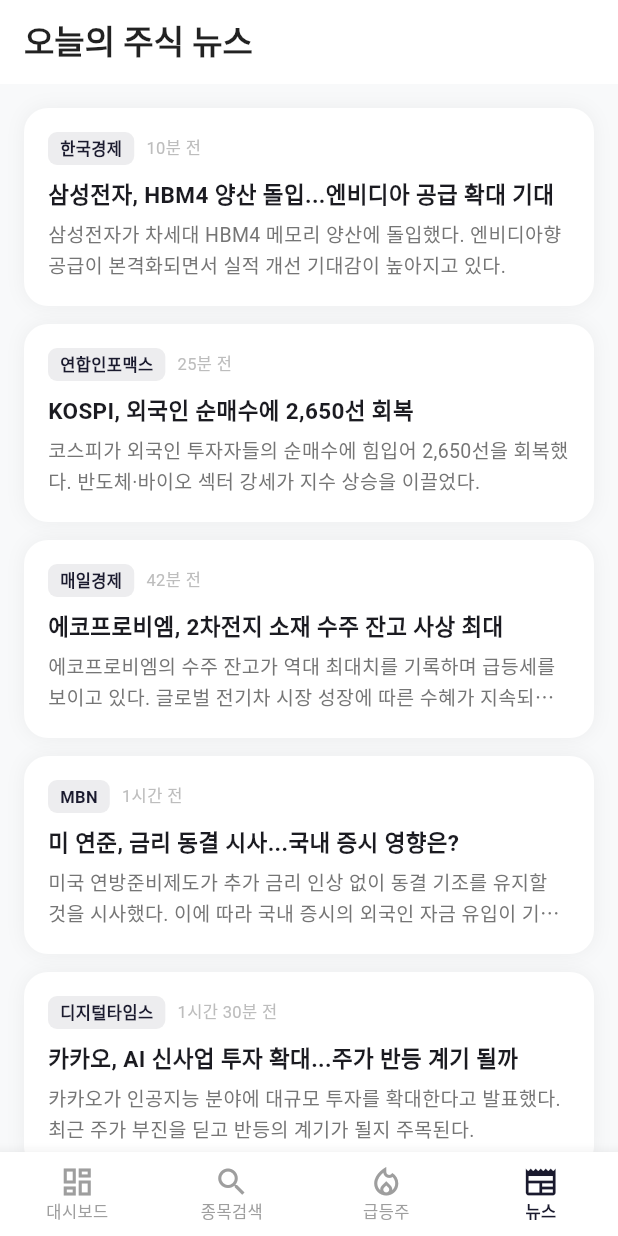
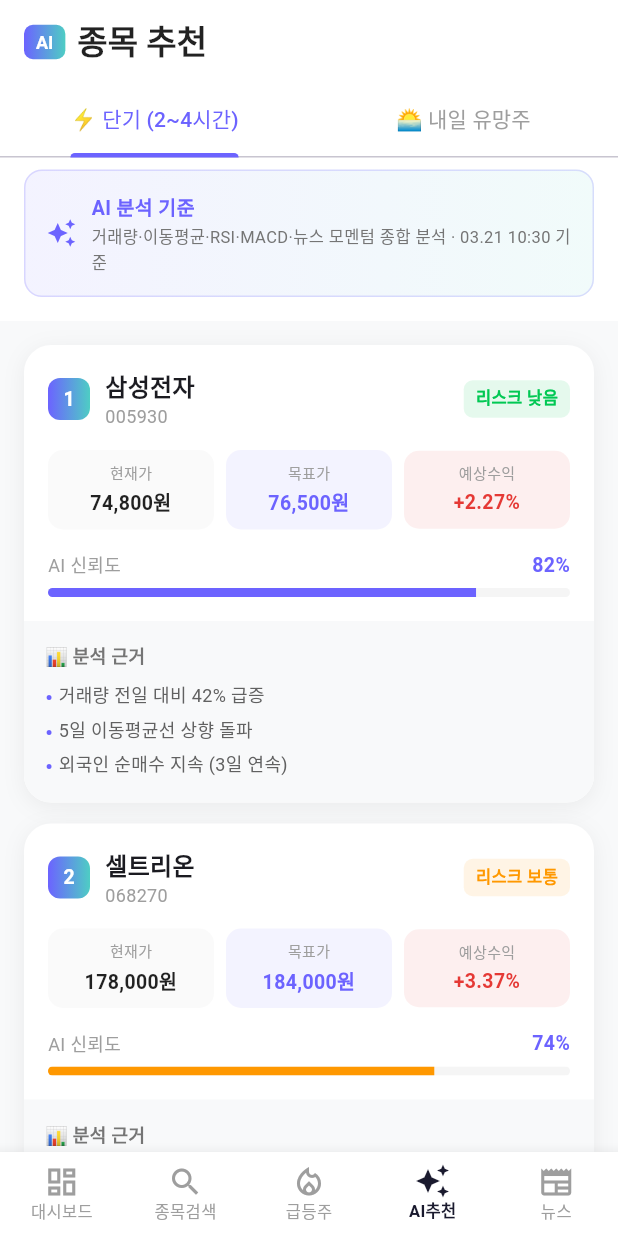
Before and after one commit to Haelim-lee/Money_Flow, a Flutter app: the screen it shows after launch, item 4 of the bottom bar chosen, on a phone screen of 412 x 824 dp. Run offline on Flutter 3.47's test engine with Material 3 defaults, Android fonts, the phone set to English and light mode, and no system bars; our stand-ins replace fl_chart.

Commit message:
Add AI stock recommendation screen
- New AI 추천 tab with short-term (2-4h) and next-day predictions
- Confidence score with progress bar per recommendation
- Analysis reasons displayed per stock
- Risk level indicator (낮음/보통/높음)
- Tap to view full chart

Co-Authored-By: Claude Sonnet 4.6 <noreply@anthropic.com>

```diff
--- a/lib/data/mock_data.dart
+++ b/lib/data/mock_data.dart
@@ -1,4 +1,5 @@
 import '../models/stock.dart';
+import '../models/recommendation.dart';
 
 final List<Stock> mockStocks = [
   Stock(
@@ -161,3 +162,100 @@ final List<NewsItem> mockNews = [
     summary: '현대자동차가 연간 전기차 판매 목표를 상향 조정했다. 주요 증권사들이 목표주가를 잇따라 상향하고 있다.',
   ),
 ];
+
+final List<StockRecommendation> mockShortTermRecs = [
+  StockRecommendation(
+    symbol: '005930',
+    name: '삼성전자',
+    currentPrice: 74800,
+    targetPrice: 76500,
+    expectedReturnPercent: 2.27,
+    confidenceScore: 82,
+    period: RecommendPeriod.shortTerm,
+    riskLevel: '낮음',
+    reasons: [
+      '거래량 전일 대비 42% 급증',
+      '5일 이동평균선 상향 돌파',
+      '외국인 순매수 지속 (3일 연속)',
+    ],
+  ),
+  StockRecommendation(
+    symbol: '068270',
+    name: '셀트리온',
+    currentPrice: 178000,
+    targetPrice: 184000,
+    expectedReturnPercent: 3.37,
+    confidenceScore: 74,
+    period: RecommendPeriod.shortTerm,
+    riskLevel: '보통',
+    reasons: [
+      'MACD 골든크로스 발생',
+      '바이오 섹터 전반적 강세',
+      'RSI 45 → 상승 여력 충분',
+    ],
+  ),
+  StockRecommendation(
+    symbol: '035420',
+    name: 'NAVER',
+    currentPrice: 214000,
+    targetPrice: 219000,
+    expectedReturnPercent: 2.34,
+    confidenceScore: 68,
+    period: RecommendPeriod.shortTerm,
+    riskLevel: '보통',
+    reasons: [
+      'AI 사업 확장 뉴스 모멘텀',
+      '볼린저밴드 하단 반등',
+      '기관 순매수 유입',
+    ],
+  ),
+];
+
+final List<StockRecommendation> mockNextDayRecs = [
+  StockRecommendation(
+    symbol: '373220',
+    name: 'LG에너지솔루션',
+    currentPrice: 398000,
+    targetPrice: 415000,
+    expectedReturnPercent: 4.27,
+    confidenceScore: 79,
+    period: RecommendPeriod.nextDay,
+    riskLevel: '보통',
+    reasons: [
+      '글로벌 전기차 시장 확대 수혜',
+      '20일 이동평균선 지지 확인',
+      '미국 인플레감축법(IRA) 수혜 기대',
+      '기관·외국인 동반 순매수',
+    ],
+  ),
+  StockRecommendation(
+    symbol: '005380',
+    name: '현대자동차',
+    currentPrice: 238000,
+    targetPrice: 248000,
+    expectedReturnPercent: 4.20,
+    confidenceScore: 76,
+    period: RecommendPeriod.nextDay,
+    riskLevel: '낮음',
+    reasons: [
+      '전기차 판매 목표 상향 발표',
+      '증권사 목표주가 줄줄이 상향',
+      '52주 신고가 근접',
+    ],
+  ),
+  StockRecommendation(
+    symbol: '247540',
+    name: '에코프로비엠',
+    currentPrice: 142000,
+    targetPrice: 152000,
+    expectedReturnPercent: 7.04,
+    confidenceScore: 61,
+    period: RecommendPeriod.nextDay,
+    riskLevel: '높음',
+    reasons: [
+      '수주 잔고 역대 최대 기록',
+      '단기 급등 후 조정 마무리',
+      '2차전지 섹터 테마 지속',
+    ],
+  ),
+];
--- a/lib/main.dart
+++ b/lib/main.dart
@@ -3,6 +3,7 @@ import 'screens/dashboard_screen.dart';
 import 'screens/search_screen.dart';
 import 'screens/hot_stocks_screen.dart';
 import 'screens/news_screen.dart';
+import 'screens/ai_recommend_screen.dart';
 
 void main() {
   runApp(const MFlowApp());
@@ -45,6 +46,7 @@ class _MainScreenState extends State<MainScreen> {
     DashboardScreen(),
     SearchScreen(),
     HotStocksScreen(),
+    AiRecommendScreen(),
     NewsScreen(),
   ];
 
@@ -83,6 +85,11 @@ class _MainScreenState extends State<MainScreen> {
             label: '급등주',
           ),
           BottomNavigationBarItem(
+            icon: Icon(Icons.auto_awesome_outlined),
+            activeIcon: Icon(Icons.auto_awesome),
+            label: 'AI추천',
+          ),
+          BottomNavigationBarItem(
             icon: Icon(Icons.newspaper_outlined),
             activeIcon: Icon(Icons.newspaper),
             label: '뉴스',
--- /dev/null
+++ b/lib/models/recommendation.dart
@@ -0,0 +1,25 @@
+enum RecommendPeriod { shortTerm, nextDay }
+
+class StockRecommendation {
+  final String symbol;
+  final String name;
+  final double currentPrice;
+  final double targetPrice;
+  final double expectedReturnPercent;
+  final int confidenceScore; // 0~100
+  final RecommendPeriod period;
+  final List<String> reasons;
+  final String riskLevel; // '낮음' | '보통' | '높음'
+
+  const StockRecommendation({
+    required this.symbol,
+    required this.name,
+    required this.currentPrice,
+    required this.targetPrice,
+    required this.expectedReturnPercent,
+    required this.confidenceScore,
+    required this.period,
+    required this.reasons,
+    required this.riskLevel,
+  });
+}
--- /dev/null
+++ b/lib/screens/ai_recommend_screen.dart
@@ -0,0 +1,400 @@
+import 'package:flutter/material.dart';
+import 'package:intl/intl.dart';
+import '../data/mock_data.dart';
+import '../models/recommendation.dart';
+import 'chart_screen.dart';
+import '../data/mock_data.dart' show mockStocks;
+
+class AiRecommendScreen extends StatefulWidget {
+  const AiRecommendScreen({super.key});
+
+  @override
+  State<AiRecommendScreen> createState() => _AiRecommendScreenState();
+}
+
+class _AiRecommendScreenState extends State<AiRecommendScreen>
+    with SingleTickerProviderStateMixin {
+  late TabController _tabController;
+
+  @override
+  void initState() {
+    super.initState();
+    _tabController = TabController(length: 2, vsync: this);
+  }
+
+  @override
+  void dispose() {
+    _tabController.dispose();
+    super.dispose();
+  }
+
+  @override
+  Widget build(BuildContext context) {
+    return Scaffold(
+      backgroundColor: const Color(0xFFF8F9FA),
+      appBar: AppBar(
+        backgroundColor: Colors.white,
+        foregroundColor: Colors.black87,
+        elevation: 0,
+        title: Row(
+          children: [
+            Container(
+              padding: const EdgeInsets.symmetric(horizontal: 8, vertical: 4),
+              decoration: BoxDecoration(
+                gradient: const LinearGradient(
+                  colors: [Color(0xFF6C63FF), Color(0xFF4ECDC4)],
+                ),
+                borderRadius: BorderRadius.circular(6),
+              ),
+              child: const Text('AI',
+                  style: TextStyle(
+                      color: Colors.white,
+                      fontWeight: FontWeight.bold,
+                      fontSize: 12)),
+            ),
+            const SizedBox(width: 8),
+            const Text('종목 추천',
+                style: TextStyle(fontWeight: FontWeight.bold)),
+          ],
+        ),
+        bottom: TabBar(
+          controller: _tabController,
+          labelColor: const Color(0xFF6C63FF),
+          unselectedLabelColor: Colors.grey,
+          indicatorColor: const Color(0xFF6C63FF),
+          indicatorWeight: 3,
+          tabs: const [
+            Tab(text: '⚡ 단기 (2~4시간)'),
+            Tab(text: '🌅 내일 유망주'),
+          ],
+        ),
+      ),
+      body: Column(
+        children: [
+          _buildAnalysisHeader(),
+          Expanded(
+            child: TabBarView(
+              controller: _tabController,
+              children: [
+                _buildRecommendList(mockShortTermRecs),
+                _buildRecommendList(mockNextDayRecs),
+              ],
+            ),
+          ),
+        ],
+      ),
+    );
+  }
+
+  Widget _buildAnalysisHeader() {
+    final now = DateTime.now();
+    final timeStr = DateFormat('MM.dd HH:mm').format(now);
+    return Container(
+      color: Colors.white,
+      padding: const EdgeInsets.fromLTRB(16, 8, 16, 16),
+      child: Container(
+        padding: const EdgeInsets.all(14),
+        decoration: BoxDecoration(
+          gradient: LinearGradient(
+            colors: [
+              const Color(0xFF6C63FF).withOpacity(0.08),
+              const Color(0xFF4ECDC4).withOpacity(0.08),
+            ],
+          ),
+          borderRadius: BorderRadius.circular(12),
+          border: Border.all(
+              color: const Color(0xFF6C63FF).withOpacity(0.2), width: 1),
+        ),
+        child: Row(
+          children: [
+            const Icon(Icons.auto_awesome,
+                color: Color(0xFF6C63FF), size: 20),
+            const SizedBox(width: 10),
+            Expanded(
+              child: Column(
+                crossAxisAlignment: CrossAxisAlignment.start,
+                children: [
+                  const Text('AI 분석 기준',
+                      style: TextStyle(
+                          fontWeight: FontWeight.bold,
+                          fontSize: 13,
+                          color: Color(0xFF6C63FF))),
+                  const SizedBox(height: 2),
+                  Text(
+                    '거래량·이동평균·RSI·MACD·뉴스 모멘텀 종합 분석 · $timeStr 기준',
+                    style: TextStyle(
+                        color: Colors.grey.shade600, fontSize: 11),
+                  ),
+                ],
+              ),
+            ),
+          ],
+        ),
+      ),
+    );
+  }
+
+  Widget _buildRecommendList(List<StockRecommendation> recs) {
+    return ListView.builder(
+      padding: const EdgeInsets.all(16),
+      itemCount: recs.length,
+      itemBuilder: (context, index) =>
+          _RecommendCard(rec: recs[index], rank: index + 1),
+    );
+  }
+}
+
+class _RecommendCard extends StatelessWidget {
+  final StockRecommendation rec;
+  final int rank;
+
+  const _RecommendCard({required this.rec, required this.rank});
+
+  @override
+  Widget build(BuildContext context) {
+    final formatter = NumberFormat('#,###');
+    final riskColor = switch (rec.riskLevel) {
+      '낮음' => const Color(0xFF00C853),
+      '높음' => const Color(0xFFE53935),
+      _ => const Color(0xFFFF9800),
+    };
+
+    return GestureDetector(
+      onTap: () {
+        final stock = mockStocks.where((s) => s.symbol == rec.symbol).firstOrNull;
+        if (stock != null) {
+          Navigator.push(context,
+              MaterialPageRoute(builder: (_) => ChartScreen(stock: stock)));
+        }
+      },
+      child: Container(
+        margin: const EdgeInsets.only(bottom: 14),
+        decoration: BoxDecoration(
+          color: Colors.white,
+          borderRadius: BorderRadius.circular(18),
+          boxShadow: [
+            BoxShadow(
+                color: Colors.black.withOpacity(0.06),
+                blurRadius: 12,
+                offset: const Offset(0, 3))
+          ],
+        ),
+        child: Column(
+          children: [
+            // 상단: 종목 + 신뢰도
+            Padding(
+              padding: const EdgeInsets.all(16),
+              child: Column(
+                crossAxisAlignment: CrossAxisAlignment.start,
+                children: [
+                  Row(
+                    children: [
+                      // 랭크 뱃지
+                      Container(
+                        width: 28,
+                        height: 28,
+                        decoration: BoxDecoration(
+                          gradient: const LinearGradient(
+                            colors: [Color(0xFF6C63FF), Color(0xFF4ECDC4)],
+                          ),
+                          borderRadius: BorderRadius.circular(8),
+                        ),
+                        child: Center(
+                          child: Text('$rank',
+                              style: const TextStyle(
+                                  color: Colors.white,
+                                  fontWeight: FontWeight.bold,
+                                  fontSize: 13)),
+                        ),
+                      ),
+                      const SizedBox(width: 10),
+                      Expanded(
+                        child: Column(
+                          crossAxisAlignment: CrossAxisAlignment.start,
+                          children: [
+                            Text(rec.name,
+                                style: const TextStyle(
+                                    fontWeight: FontWeight.bold,
+                                    fontSize: 16)),
+                            Text(rec.symbol,
+                                style: TextStyle(
+                                    color: Colors.grey.shade500,
+                                    fontSize: 12)),
+                          ],
+                        ),
+                      ),
+                      // 리스크
+                      Container(
+                        padding: const EdgeInsets.symmetric(
+                            horizontal: 8, vertical: 4),
+                        decoration: BoxDecoration(
+                          color: riskColor.withOpacity(0.1),
+                          borderRadius: BorderRadius.circular(6),
+                        ),
+                        child: Text('리스크 ${rec.riskLevel}',
+                            style: TextStyle(
+                                color: riskColor,
+                                fontSize: 11,
+                                fontWeight: FontWeight.bold)),
+                      ),
+                    ],
+                  ),
+                  const SizedBox(height: 14),
+                  // 가격 + 예상 수익률
+                  Row(
+                    children: [
+                      Expanded(
+                        child: _PriceBox(
+                          label: '현재가',
+                          value: '${formatter.format(rec.currentPrice.toInt())}원',
+                        ),
+                      ),
+                      const SizedBox(width: 8),
+                      Expanded(
+                        child: _PriceBox(
+                          label: '목표가',
+                          value: '${formatter.format(rec.targetPrice.toInt())}원',
+                          highlight: true,
+                        ),
+                      ),
+                      const SizedBox(width: 8),
+                      Expanded(
+                        child: _PriceBox(
+                          label: '예상수익',
+                          value: '+${rec.expectedReturnPercent.toStringAsFixed(2)}%',
+                          highlight: true,
+                          isReturn: true,
+                        ),
+                      ),
+                    ],
+                  ),
+                  const SizedBox(height: 14),
+                  // 신뢰도 바
+                  Row(
+                    children: [
+                      Text('AI 신뢰도',
+                          style: TextStyle(
+                              color: Colors.grey.shade500,
+                              fontSize: 12)),
+                      const Spacer(),
+                      Text('${rec.confidenceScore}%',
+                          style: const TextStyle(
+                              fontWeight: FontWeight.bold,
+                              fontSize: 13,
+                              color: Color(0xFF6C63FF))),
+                    ],
+                  ),
+                  const SizedBox(height: 6),
+                  ClipRRect(
+                    borderRadius: BorderRadius.circular(4),
+                    child: LinearProgressIndicator(
+                      value: rec.confidenceScore / 100,
+                      backgroundColor: Colors.grey.shade100,
+                      valueColor: AlwaysStoppedAnimation(
+                        rec.confidenceScore >= 75
+                            ? const Color(0xFF6C63FF)
+                            : rec.confidenceScore >= 60
+                                ? const Color(0xFFFF9800)
+                                : Colors.grey,
+                      ),
+                      minHeight: 6,
+                    ),
+                  ),
+                ],
+              ),
+            ),
+            // 하단: 분석 근거
+            Container(
+              width: double.infinity,
+              padding: const EdgeInsets.all(14),
+              decoration: BoxDecoration(
+                color: const Color(0xFFF8F9FA),
+                borderRadius: const BorderRadius.vertical(
+                    bottom: Radius.circular(18)),
+              ),
+              child: Column(
+                crossAxisAlignment: CrossAxisAlignment.start,
+                children: [
+                  Text('📊 분석 근거',
+                      style: TextStyle(
+                          fontSize: 12,
+                          fontWeight: FontWeight.bold,
+                          color: Colors.grey.shade600)),
+                  const SizedBox(height: 6),
+                  ...rec.reasons.map((r) => Padding(
+                        padding: const EdgeInsets.only(top: 3),
+                        child: Row(
+                          crossAxisAlignment: CrossAxisAlignment.start,
+                          children: [
+                            Text('• ',
+                                style: TextStyle(
+                                    color: const Color(0xFF6C63FF),
+                                    fontWeight: FontWeight.bold)),
+                            Expanded(
+                              child: Text(r,
+                                  style: TextStyle(
+                                      fontSize: 12,
+                                      color: Colors.grey.shade700,
+                                      height: 1.4)),
+                            ),
+                          ],
+                        ),
+                      )),
+                ],
+              ),
+            ),
+          ],
+        ),
+      ),
+    );
+  }
+}
+
+class _PriceBox extends StatelessWidget {
+  final String label;
+  final String value;
+  final bool highlight;
+  final bool isReturn;
+
+  const _PriceBox({
+    required this.label,
+    required this.value,
+    this.highlight = false,
+    this.isReturn = false,
+  });
+
+  @override
+  Widget build(BuildContext context) {
+    return Container(
+      padding: const EdgeInsets.symmetric(vertical: 8, horizontal: 10),
+      decoration: BoxDecoration(
+        color: isReturn
+            ? const Color(0xFFE53935).withOpacity(0.08)
+            : highlight
+                ? const Color(0xFF6C63FF).withOpacity(0.08)
+                : Colors.grey.shade50,
+        borderRadius: BorderRadius.circular(10),
+      ),
+      child: Column(
+        crossAxisAlignment: CrossAxisAlignment.center,
+        children: [
+          Text(label,
+              style: TextStyle(
+                  color: Colors.grey.shade500,
+                  fontSize: 10)),
+          const SizedBox(height: 3),
+          Text(value,
+              style: TextStyle(
+                  fontWeight: FontWeight.bold,
+                  fontSize: 13,
+                  color: isReturn
+                      ? const Color(0xFFE53935)
+                      : highlight
+                          ? const Color(0xFF6C63FF)
+                          : Colors.black87),
+              textAlign: TextAlign.center),
+        ],
+      ),
+    );
+  }
+}
```
